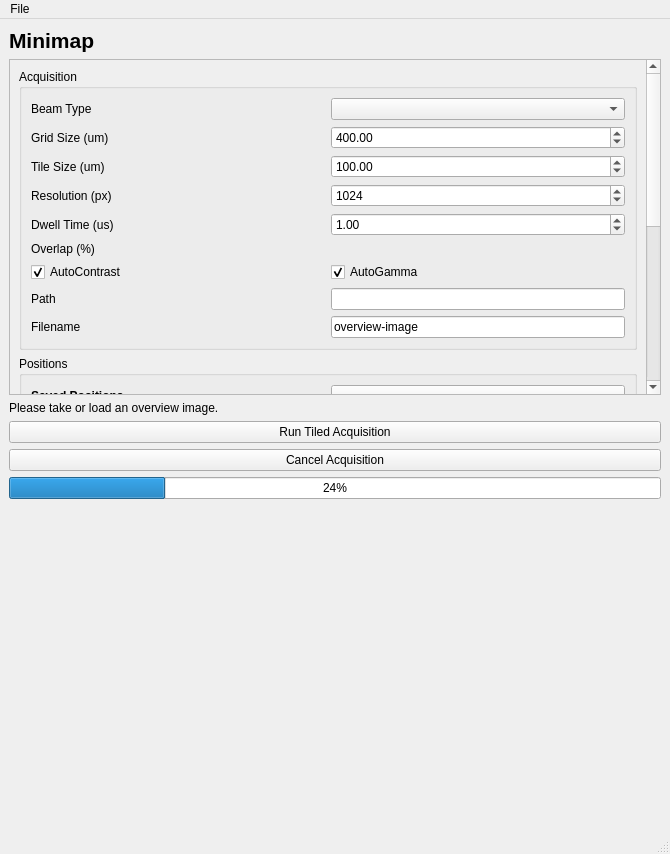
First picture: the form in fibsem/ui/qtdesigner_files/FibsemMinimapWidget.ui, repository DeMarcoLab/fibsem, before the edit.
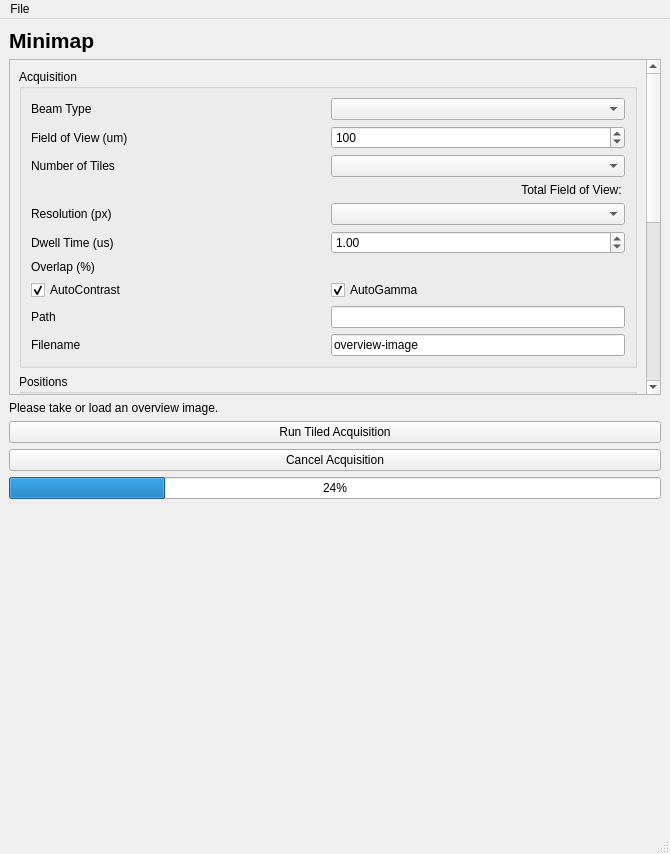
Second picture: the form after the edit.

Commit message: [refactor] improve minimap performance and usability

```diff
--- a/fibsem/ui/qtdesigner_files/FibsemMinimapWidget.ui
+++ b/fibsem/ui/qtdesigner_files/FibsemMinimapWidget.ui
@@ -51,9 +51,9 @@
        <property name="geometry">
         <rect>
          <x>0</x>
-         <y>-260</y>
+         <y>0</y>
          <width>636</width>
-         <height>741</height>
+         <height>762</height>
         </rect>
        </property>
        <layout class="QGridLayout" name="gridLayout_5">
@@ -124,55 +124,18 @@
            <string>Acquisition</string>
           </property>
           <layout class="QGridLayout" name="gridLayout_6">
-           <item row="0" column="1">
-            <widget class="QComboBox" name="comboBox_tile_beam_type"/>
-           </item>
-           <item row="0" column="0">
-            <widget class="QLabel" name="label_tile_beam_type">
+           <item row="9" column="0">
+            <widget class="QLabel" name="label_tile_filename">
              <property name="text">
-              <string>Beam Type</string>
-             </property>
-            </widget>
-           </item>
-           <item row="2" column="0">
-            <widget class="QLabel" name="label_tile_tile_size">
-             <property name="text">
-              <string>Tile Size (um)</string>
-             </property>
-            </widget>
-           </item>
-           <item row="3" column="0">
-            <widget class="QLabel" name="label_tile_resolution">
-             <property name="text">
-              <string>Resolution (px)</string>
-             </property>
-            </widget>
-           </item>
-           <item row="3" column="1">
-            <widget class="QSpinBox" name="spinBox_tile_resolution">
-             <property name="minimum">
-              <number>1</number>
-             </property>
-             <property name="maximum">
-              <number>10000</number>
-             </property>
-             <property name="value">
-              <number>1024</number>
+              <string>Filename</string>
              </property>
             </widget>
            </item>
            <item row="1" column="1">
-            <widget class="QDoubleSpinBox" name="doubleSpinBox_tile_grid_size">
-             <property name="maximum">
-              <double>1000000.000000000000000</double>
+            <widget class="QDoubleSpinBox" name="doubleSpinBox_tile_fov">
+             <property name="decimals">
+              <number>0</number>
              </property>
-             <property name="value">
-              <double>400.000000000000000</double>
-             </property>
-            </widget>
-           </item>
-           <item row="2" column="1">
-            <widget class="QDoubleSpinBox" name="doubleSpinBox_tile_tile_size">
              <property name="maximum">
               <double>100000.000000000000000</double>
              </property>
@@ -181,82 +144,78 @@
              </property>
             </widget>
            </item>
-           <item row="4" column="0">
-            <widget class="QLabel" name="label_tile_dwell_time">
-             <property name="text">
-              <string>Dwell Time (us)</string>
+           <item row="5" column="1">
+            <widget class="QDoubleSpinBox" name="doubleSpinBox_tile_dwell_time">
+             <property name="maximum">
+              <double>100.000000000000000</double>
              </property>
-            </widget>
-           </item>
-           <item row="6" column="1">
-            <widget class="QCheckBox" name="checkBox_tile_autogamma">
-             <property name="text">
-              <string>AutoGamma</string>
-             </property>
-             <property name="checked">
-              <bool>true</bool>
+             <property name="value">
+              <double>1.000000000000000</double>
              </property>
             </widget>
            </item>
            <item row="7" column="0">
-            <widget class="QLabel" name="label_tile_path">
+            <widget class="QCheckBox" name="checkBox_tile_autocontrast">
              <property name="text">
-              <string>Path</string>
+              <string>AutoContrast</string>
+             </property>
+             <property name="checked">
+              <bool>true</bool>
+             </property>
+            </widget>
+           </item>
+           <item row="0" column="0">
+            <widget class="QLabel" name="label_tile_beam_type">
+             <property name="text">
+              <string>Beam Type</string>
              </property>
             </widget>
            </item>
            <item row="1" column="0">
             <widget class="QLabel" name="label_tile_grid_size">
              <property name="text">
-              <string>Grid Size (um)</string>
+              <string>Field of View (um)</string>
+             </property>
+            </widget>
+           </item>
+           <item row="0" column="1">
+            <widget class="QComboBox" name="comboBox_tile_beam_type"/>
+           </item>
+           <item row="2" column="0">
+            <widget class="QLabel" name="label_tile_count">
+             <property name="text">
+              <string>Number of Tiles</string>
              </property>
             </widget>
            </item>
            <item row="7" column="1">
-            <widget class="QLineEdit" name="lineEdit_tile_path">
-             <property name="sizePolicy">
-              <sizepolicy hsizetype="Minimum" vsizetype="Fixed">
-               <horstretch>0</horstretch>
-               <verstretch>0</verstretch>
-              </sizepolicy>
+            <widget class="QCheckBox" name="checkBox_tile_autogamma">
+             <property name="text">
+              <string>AutoGamma</string>
+             </property>
+             <property name="checked">
+              <bool>true</bool>
              </property>
             </widget>
            </item>
            <item row="4" column="1">
-            <widget class="QDoubleSpinBox" name="doubleSpinBox_tile_dwell_time">
-             <property name="maximum">
-              <double>100.000000000000000</double>
-             </property>
-             <property name="value">
-              <double>1.000000000000000</double>
+            <widget class="QComboBox" name="comboBox_tile_resolution"/>
+           </item>
+           <item row="4" column="0">
+            <widget class="QLabel" name="label_tile_resolution">
+             <property name="text">
+              <string>Resolution (px)</string>
              </property>
             </widget>
            </item>
            <item row="6" column="0">
-            <widget class="QCheckBox" name="checkBox_tile_autocontrast">
-             <property name="text">
-              <string>AutoContrast</string>
-             </property>
-             <property name="checked">
-              <bool>true</bool>
-             </property>
-            </widget>
-           </item>
-           <item row="5" column="0">
             <widget class="QLabel" name="label_tile_overlap">
              <property name="text">
               <string>Overlap (%)</string>
              </property>
             </widget>
            </item>
-           <item row="8" column="0">
-            <widget class="QLabel" name="label_tile_filename">
-             <property name="text">
-              <string>Filename</string>
-             </property>
-            </widget>
-           </item>
-           <item row="8" column="1">
+           <item row="9" column="1">
             <widget class="QLineEdit" name="lineEdit_tile_filename">
              <property name="sizePolicy">
               <sizepolicy hsizetype="Minimum" vsizetype="Fixed">
@@ -269,6 +228,43 @@
              </property>
             </widget>
            </item>
+           <item row="2" column="1">
+            <widget class="QComboBox" name="comboBox_tile_count"/>
+           </item>
+           <item row="3" column="0" colspan="2">
+            <widget class="QLabel" name="label_tile_total_fov">
+             <property name="text">
+              <string>Total Field of View: </string>
+             </property>
+             <property name="alignment">
+              <set>Qt::AlignRight|Qt::AlignTrailing|Qt::AlignVCenter</set>
+             </property>
+            </widget>
+           </item>
+           <item row="5" column="0">
+            <widget class="QLabel" name="label_tile_dwell_time">
+             <property name="text">
+              <string>Dwell Time (us)</string>
+             </property>
+            </widget>
+           </item>
+           <item row="8" column="0">
+            <widget class="QLabel" name="label_tile_path">
+             <property name="text">
+              <string>Path</string>
+             </property>
+            </widget>
+           </item>
+           <item row="8" column="1">
+            <widget class="QLineEdit" name="lineEdit_tile_path">
+             <property name="sizePolicy">
+              <sizepolicy hsizetype="Minimum" vsizetype="Fixed">
+               <horstretch>0</horstretch>
+               <verstretch>0</verstretch>
+              </sizepolicy>
+             </property>
+            </widget>
+           </item>
           </layout>
          </widget>
         </item>
```
Left out of the diff: 5 changed lines with no effect on the pictures. The commit also changes 6 other files.
